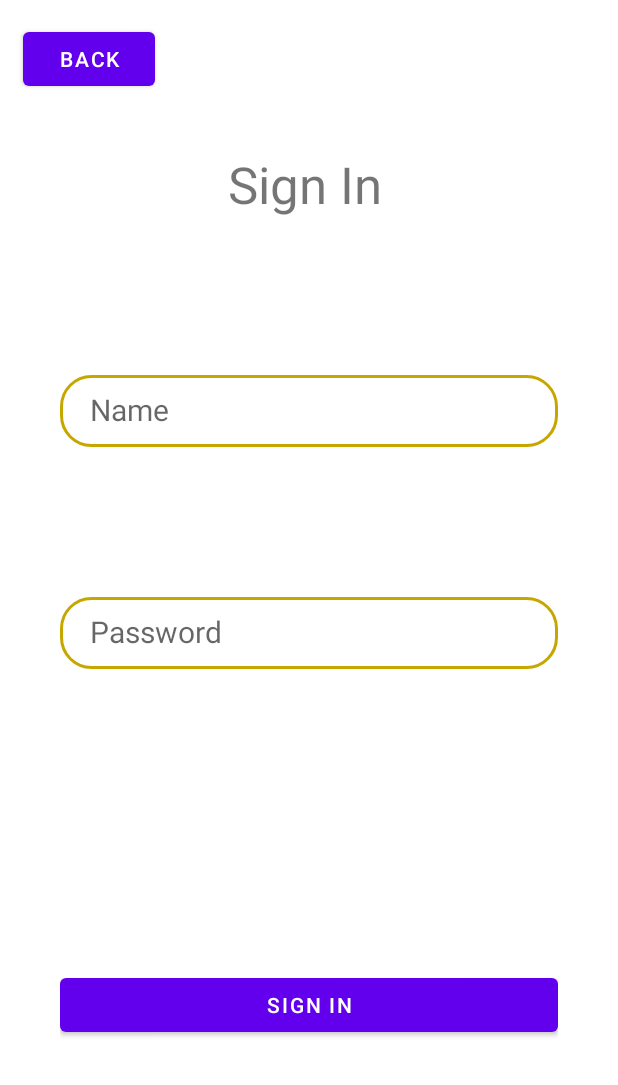
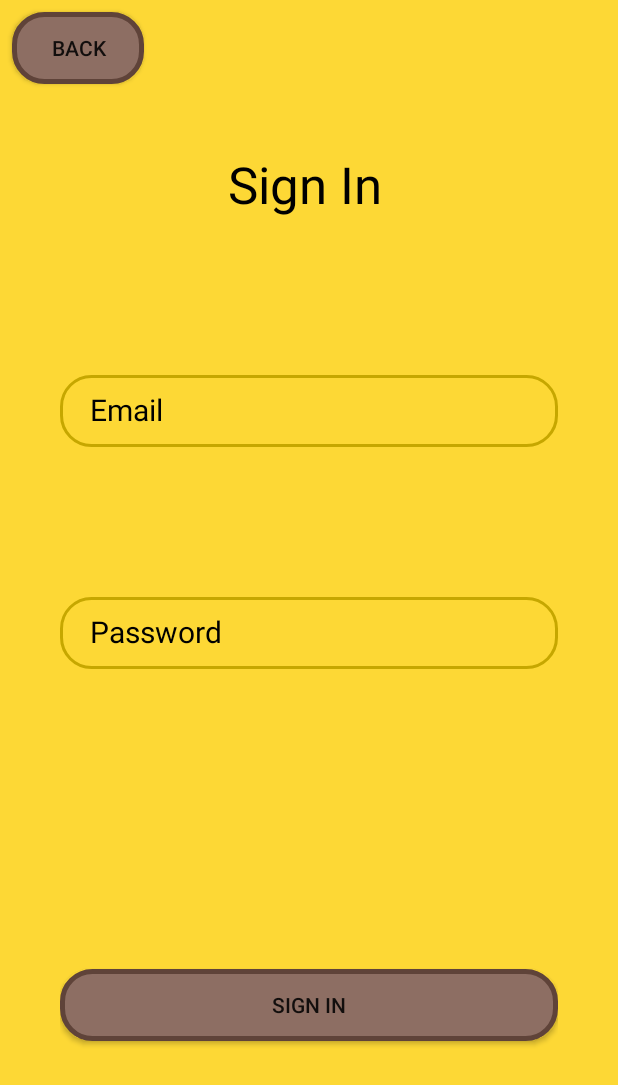
Before and after one commit to Tom-Latimer/Mealer, an Android app: the SignIn screen opened directly, with no data from a screen before it, on a phone screen of 412 x 824 dp. Shown: the top 1085 px of the screen. Run offline under Robolectric (Android 15) with nearby library versions, the phone set to English and light mode, and no system bars.

Commit message:
made the ui consistent on sign in and sign up activities

```diff
--- a/app/src/main/res/layout/activity_client_sign_up.xml
+++ b/app/src/main/res/layout/activity_client_sign_up.xml
@@ -246,7 +246,7 @@
                 android:background="@drawable/button_background"
                 android:onClick="btnSignUpAuthClick"
                 android:text="@string/sign_up"
-                android:textColor="#fdd835"
+                android:textColor="@color/black"
                 tools:ignore="DuplicateSpeakableTextCheck" />
         </LinearLayout>
     </ScrollView>
--- a/app/src/main/res/layout/activity_cook_sign_up.xml
+++ b/app/src/main/res/layout/activity_cook_sign_up.xml
@@ -18,10 +18,11 @@
             android:layout_height="wrap_content"
             android:orientation="vertical">
 
-            <Button
+            <androidx.appcompat.widget.AppCompatButton
                 android:id="@+id/btnBack"
                 android:layout_width="wrap_content"
                 android:layout_height="wrap_content"
+                android:background="@drawable/button_background"
                 android:layout_marginStart="8dp"
                 android:layout_marginTop="8dp"
                 android:onClick="btnBackToMain"
@@ -297,7 +298,7 @@
                 android:textColorHint="@color/black"
                 android:textSize="20sp" />
 
-            <Button
+            <androidx.appcompat.widget.AppCompatButton
                 android:id="@+id/signUpButtonCook"
                 android:layout_width="match_parent"
                 android:layout_height="wrap_content"
--- a/app/src/main/res/layout/activity_sign_in.xml
+++ b/app/src/main/res/layout/activity_sign_in.xml
@@ -5,14 +5,16 @@
     android:id="@+id/SignIn_Password"
     android:layout_width="match_parent"
     android:layout_height="match_parent"
+    android:background="#fdd835"
     tools:context=".SignIn">
 
-    <Button
+    <androidx.appcompat.widget.AppCompatButton
         android:id="@+id/button2"
+        android:background="@drawable/button_background"
         android:layout_width="wrap_content"
         android:layout_height="wrap_content"
-        android:layout_marginStart="15dp"
-        android:layout_marginTop="15dp"
+        android:layout_marginStart="8dp"
+        android:layout_marginTop="8dp"
         android:onClick="backbtnSignIn"
         android:text="Back"
         app:layout_constraintStart_toStartOf="parent"
@@ -25,6 +27,7 @@
         android:layout_marginTop="100dp"
         android:text="Sign In"
         android:textSize="34dp"
+        android:textColor="@color/black"
         app:layout_constraintEnd_toEndOf="parent"
         app:layout_constraintStart_toStartOf="parent"
         app:layout_constraintTop_toTopOf="parent" />
@@ -50,7 +53,8 @@
             android:layout_marginBottom="50dp"
             android:background="@drawable/edit_text_background"
             android:ems="10"
-            android:hint="Name"
+            android:hint="Email"
+            android:textColorHint="@color/black"
             android:inputType="textPersonName"
             android:minHeight="48dp"
             android:paddingStart="20dp"
@@ -67,6 +71,7 @@
             android:background="@drawable/edit_text_background"
             android:ems="10"
             android:hint="@string/password"
+            android:textColorHint="@color/black"
             android:inputType="textPersonName"
             android:minHeight="48dp"
             android:paddingStart="20dp"
@@ -74,8 +79,9 @@
             android:paddingBottom="10dp"
             android:textSize="20dp" />
 
-        <Button
+        <androidx.appcompat.widget.AppCompatButton
             android:id="@+id/butt_SignIn"
+            android:background="@drawable/button_background"
             android:layout_width="match_parent"
             android:layout_height="wrap_content"
             android:onClick="btn_SignIn"
```
